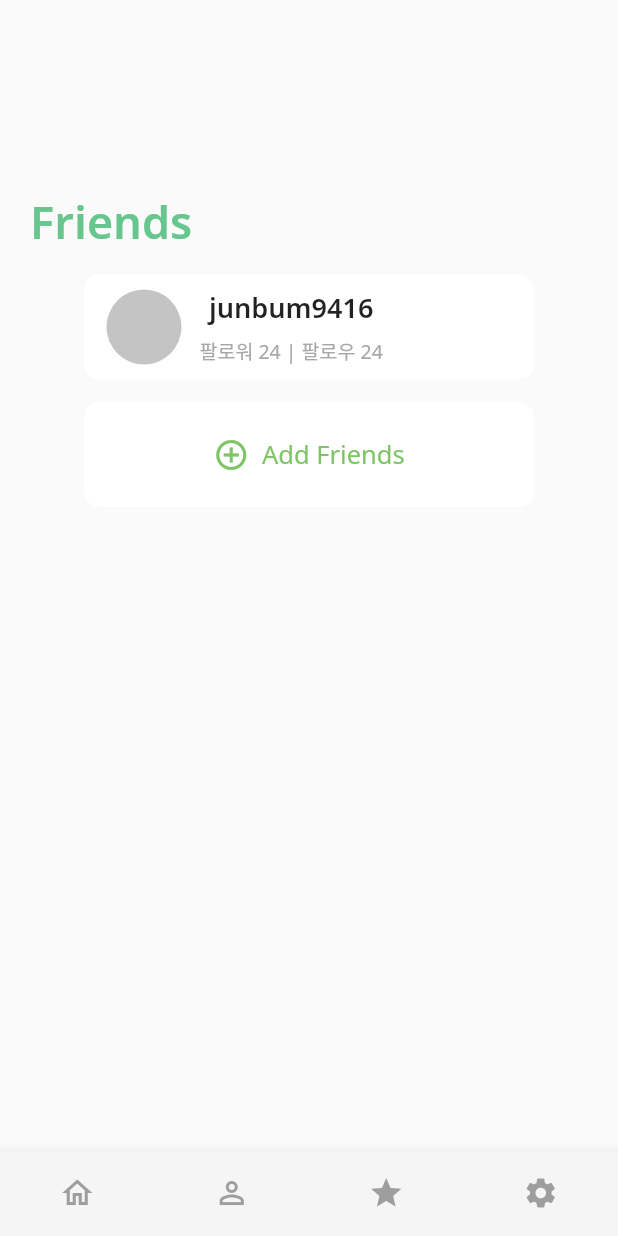
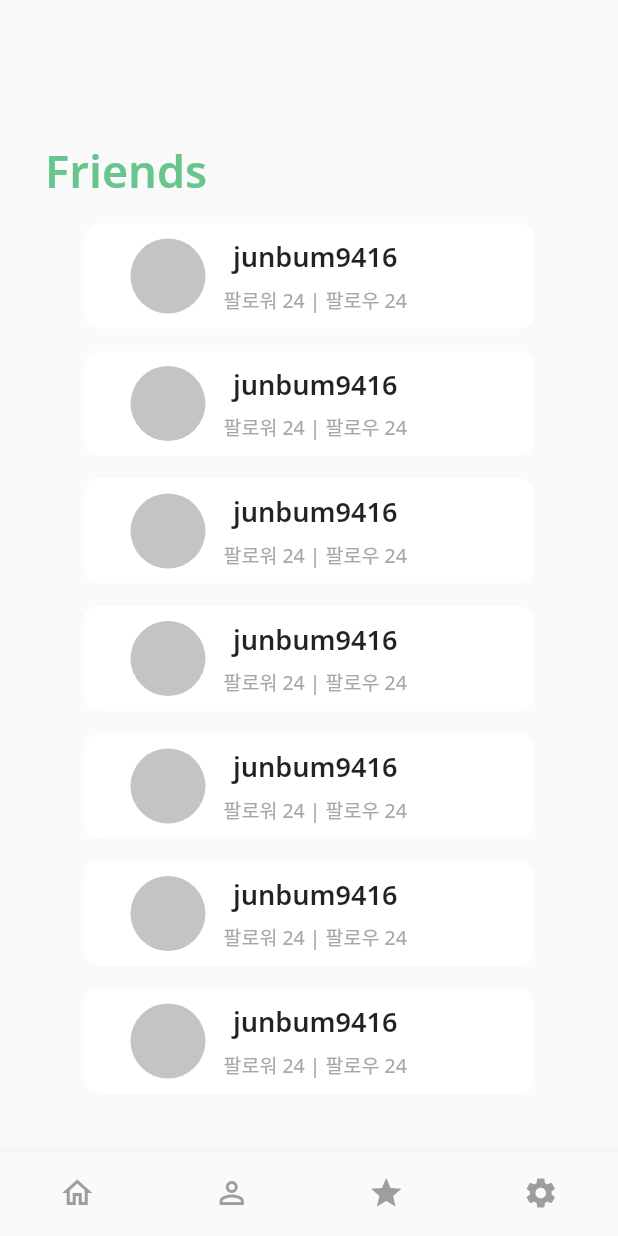
Before and after one commit to Palette-GitChart/GitChart-Android-Flutter, a Flutter app: the screen it shows after launch, item 2 of the bottom bar chosen, after a tap on "junbum9416", on a phone screen of 412 x 824 dp. Run offline on Flutter 3.47's test engine with Material 2 defaults, Android fonts, the phone set to English and light mode, and no system bars.

Commit message:
Git_Chart Project

```diff
--- /dev/null
+++ b/lib/Friends_page.dart
@@ -0,0 +1,132 @@
+import 'package:flutter/material.dart';
+
+class FriendPage extends StatelessWidget {
+  const FriendPage({Key? key}) : super(key: key);
+
+  @override
+  Widget build(BuildContext context) {
+    return Scaffold(
+      body: Padding(
+        padding: EdgeInsets.all(30),
+        child: Container(
+          child: SingleChildScrollView(
+            physics: BouncingScrollPhysics(),
+            child: Column(
+              children: [
+                SizedBox(height: 63),
+                buildFriends(),
+                SizedBox(height: 15),
+                buildFriendContainer(),
+                SizedBox(height: 15),
+                buildFriendContainer(),
+                SizedBox(height: 15),
+                buildFriendContainer(),
+                SizedBox(height: 15),
+                buildFriendContainer(),
+                SizedBox(height: 15),
+                buildFriendContainer(),
+                SizedBox(height: 15),
+                buildFriendContainer(),
+                SizedBox(height: 15),
+                buildFriendContainer(),
+                SizedBox(height: 15),
+                buildFriendContainer(),
+                SizedBox(height: 15),
+                buildAddFriends()
+              ],
+            ),
+          ),
+        ),
+      ),
+    );
+  }
+
+  Container buildAddFriends() {
+    return Container(
+      width: 300,
+      height: 70,
+      decoration: BoxDecoration(
+          borderRadius: BorderRadius.circular(10.0), color: Colors.white),
+      child: FlatButton(
+        onPressed: () {},
+        child: Row(
+          mainAxisAlignment: MainAxisAlignment.center,
+          children: [
+            Icon(
+              Icons.add_circle_outline,
+              color: Color(0xff7fc567),
+            ),
+            SizedBox(width: 8.5),
+            Text(
+              "Add Friends",
+              style: TextStyle(
+                  fontFamily: 'NotoSans',
+                  fontSize: 17,
+                  fontWeight: FontWeight.w400,
+                  color: Color(0xff7fc567)),
+            )
+          ],
+        ),
+      ),
+    );
+  }
+
+  Container buildFriendContainer() {
+    return Container(
+      width: 300,
+      height: 70,
+      decoration: BoxDecoration(
+          borderRadius: BorderRadius.circular(10.0), color: Colors.white),
+      child: FlatButton(
+        onPressed: () {},
+        child: Row(
+          children: [
+            SizedBox(width: 15),
+            CircleAvatar(
+              radius: 25,
+              backgroundColor: Color(0xffC4C4C4),
+            ),
+            SizedBox(width: 12),
+            Row(
+              children: [
+                Column(
+                  mainAxisAlignment: MainAxisAlignment.center,
+                  children: [
+                    Text('junbum9416',
+                        style: TextStyle(
+                            fontFamily: 'NotoSans',
+                            fontSize: 18,
+                            fontWeight: FontWeight.w600)),
+                    SizedBox(height: 6),
+                    Text('팔로워 24 | 팔로우 24',
+                        style: TextStyle(
+                          fontFamily: 'NotoSans',
+                          fontSize: 13,
+                          fontWeight: FontWeight.w400,
+                          color: Color(0xffA7A7A7),
+                        )),
+                  ],
+                ),
+              ],
+            ),
+          ],
+        ),
+      ),
+    );
+  }
+
+  Row buildFriends() {
+    return Row(
+      mainAxisAlignment: MainAxisAlignment.start,
+      children: [
+        Text('Friends',
+            style: TextStyle(
+              fontFamily: 'NotoSans',
+              fontSize: 30,
+              fontWeight: FontWeight.w600,
+              color: Color(0xff67C58E),
+            )),
+      ],
+    );
+  }
+}
--- a/lib/Pages/Main_Home_Page.dart
+++ b/lib/Home_page.dart
@@ -1,201 +1,18 @@
 import 'package:flutter/material.dart';
 
-class MainHomePage extends StatefulWidget {
-  @override
-  State<MainHomePage> createState() => _MainHomePageState();
-}
-
-class _MainHomePageState extends State<MainHomePage> {
-  int current_index = 0;
-
-  @override
-  Widget build(BuildContext context) {
-    return Scaffold(
-      bottomNavigationBar: BottomNavigationBar(
-        backgroundColor: Color(0xfff5f5f5),
-        //현재 index 변수에 저장
-        currentIndex: current_index,
-        //tap -> index 변경
-        onTap: (index) {
-          print('index test : ${index}');
-          setState(() {
-            current_index = index;
-          });
-        },
-        //BottomNavi item list
-        items: [
-          BottomNavigationBarItem(
-            icon: Icon(Icons.home_outlined),
-            label: 'Home',
-          ),
-          BottomNavigationBarItem(
-            icon: Icon(Icons.person_outline),
-            label: 'Music',
-          ),
-          BottomNavigationBarItem(
-            icon: Icon(Icons.star),
-            label: 'Apps',
-          ),
-          BottomNavigationBarItem(
-            icon: Icon(Icons.settings),
-            label: 'Settings',
-          ),
-        ],
-        //selected된 item color
-        selectedItemColor: Colors.grey,
-        //unselected된 item color
-        unselectedItemColor: Colors.grey,
-        //selected된 label text
-        showSelectedLabels: false,
-        //unselected된 label text
-        showUnselectedLabels: false,
-        //BottomNavigationBar Type -> fixed = bottom item size고정
-        //BottomNavigationBar Type -> shifting = bottom item selected 된 item이 확대
-        type: BottomNavigationBarType.fixed,
-      ),
-
-      //List item index로 Body 변경
-      body: Center(
-        child: body_item.elementAt(current_index),
-      ),
-    );
-  }
-
-  List body_item = [
-    Main(),
-    Friend(),
-    Text("apps"),
-    Text("settings"),
-  ];
-}
-
-class Friend extends StatelessWidget {
-  const Friend({Key? key}) : super(key: key);
-
-  @override
-  Widget build(BuildContext context) {
-    return Padding(
-      padding: EdgeInsets.all(20),
-      child: Container(
-        height: 640,
-        child: SingleChildScrollView(
-          child: Column(
-            children: [
-              SizedBox(height: 63),
-              buildFriends(),
-              SizedBox(height: 15),
-              buildFriendContainer(),
-              SizedBox(height: 15),
-              buildAddFriends()
-            ],
-          ),
-        ),
-      ),
-    );
-  }
-
-  FlatButton buildAddFriends() {
-    return FlatButton(
-      onPressed: () {},
-      child: Container(
-        width: 300,
-        height: 70,
-        decoration: BoxDecoration(
-            borderRadius: BorderRadius.circular(10.0), color: Colors.white),
-        child: Row(
-          mainAxisAlignment: MainAxisAlignment.center,
-          children: [
-            Icon(
-              Icons.add_circle_outline,
-              color: Color(0xff7fc567),
-            ),
-            SizedBox(width: 8.5),
-            Text(
-              "Add Friends",
-              style: TextStyle(
-                  fontFamily: 'NotoSans',
-                  fontSize: 17,
-                  fontWeight: FontWeight.w400,
-                  color: Color(0xff7fc567)),
-            )
-          ],
-        ),
-      ),
-    );
-  }
-
-  FlatButton buildFriendContainer() {
-    return FlatButton(
-      onPressed: () {},
-      child: Container(
-        width: 300,
-        height: 70,
-        decoration: BoxDecoration(
-            borderRadius: BorderRadius.circular(10.0), color: Colors.white),
-        child: Row(
-          children: [
-            SizedBox(width: 15),
-            CircleAvatar(
-              radius: 25,
-              backgroundColor: Color(0xffC4C4C4),
-            ),
-            SizedBox(width: 12),
-            Row(
-              children: [
-                Column(
-                  mainAxisAlignment: MainAxisAlignment.center,
-                  children: [
-                    Text('junbum9416',
-                        style: TextStyle(
-                            fontFamily: 'NotoSans',
-                            fontSize: 18,
-                            fontWeight: FontWeight.w600)),
-                    SizedBox(height: 6),
-                    Text('팔로워 24 | 팔로우 24',
-                        style: TextStyle(
-                          fontFamily: 'NotoSans',
-                          fontSize: 13,
-                          fontWeight: FontWeight.w400,
-                          color: Color(0xffA7A7A7),
-                        )),
-                  ],
-                ),
-              ],
-            ),
-          ],
-        ),
-      ),
-    );
-  }
-
-  Row buildFriends() {
-    return Row(
-      mainAxisAlignment: MainAxisAlignment.start,
-      children: [
-        Text('Friends',
-            style: TextStyle(
-              fontFamily: 'NotoSans',
-              fontSize: 30,
-              fontWeight: FontWeight.w600,
-              color: Color(0xff67C58E),
-            )),
-      ],
-    );
-  }
-}
-
-class Main extends StatelessWidget {
-  const Main({
+class HomePage extends StatelessWidget {
+  const HomePage({
     Key? key,
   }) : super(key: key);
 
   @override
   Widget build(BuildContext context) {
-    return Padding(
+    return Scaffold(
+      body: Padding(
         padding: EdgeInsets.all(30),
         child: Container(
-        height: 640,
           child: SingleChildScrollView(
+            physics: BouncingScrollPhysics(),
             child: Column(
               children: [
                 SizedBox(height: 63),
@@ -215,7 +32,10 @@ class Main extends StatelessWidget {
                 buildDaliyCommitGoal(),
                 SizedBox(height: 15),
                 buildCommitTrend(),
+                SizedBox(height: 150),
+                buildCommitTrend(),
               ],
+            ),
           ),
         ),
       ),
@@ -357,6 +177,7 @@ class Main extends StatelessWidget {
                   )),
             ],
           ),
+
         ],
       ),
     );
--- /dev/null
+++ b/lib/Tab_page.dart
@@ -0,0 +1,73 @@
+import 'package:flutter/material.dart';
+
+import 'Friends_page.dart';
+import 'Home_page.dart';
+
+class TabPage extends StatefulWidget {
+
+  @override
+  _TabPageState createState() => _TabPageState();
+}
+
+class _TabPageState extends State<TabPage> {
+  int _selectedIndex = 0;
+
+  late List _pages;
+
+  @override
+  void initState() {
+    super.initState();
+    _pages = [
+      HomePage(),
+      FriendPage(),
+    ];
+  }
+
+  @override
+  Widget build(BuildContext context) {
+    print('tab_page created');
+    return Scaffold(
+      body: _pages[_selectedIndex],
+      bottomNavigationBar: BottomNavigationBar(
+        //BottomNavi item list
+        items: [
+          BottomNavigationBarItem(
+            icon: Icon(Icons.home_outlined),
+            label: 'Home',
+          ),
+          BottomNavigationBarItem(
+            icon: Icon(Icons.person_outline),
+            label: 'Music',
+          ),
+          BottomNavigationBarItem(
+            icon: Icon(Icons.star),
+            label: 'Apps',
+          ),
+          BottomNavigationBarItem(
+            icon: Icon(Icons.settings),
+            label: 'Settings',
+          ),
+        ],
+        //selected된 item color
+        selectedItemColor: Colors.grey,
+        //unselected된 item color
+        unselectedItemColor: Colors.grey,
+        //selected된 label text
+        showSelectedLabels: false,
+        //unselected된 label text
+        showUnselectedLabels: false,
+        //BottomNavigationBar Type -> fixed = bottom item size고정
+        //BottomNavigationBar Type -> shifting = bottom item selected 된 item이 확대
+        type: BottomNavigationBarType.fixed,
+        currentIndex: _selectedIndex,
+        onTap: _onItemTapped,
+      ),
+    );
+  }
+
+  void _onItemTapped(int index) {
+    setState(() {
+      _selectedIndex = index;
+    });
+  }
+}
--- a/lib/main.dart
+++ b/lib/main.dart
@@ -1,5 +1,6 @@
 import 'package:flutter/material.dart';
-import 'package:git_chart/Pages/Main_Home_Page.dart';
+
+import 'Tab_page.dart';
 
 void main() {
   runApp(const MyApp());
@@ -17,7 +18,7 @@ class MyApp extends StatelessWidget {
         backgroundColor: Color(0xfff5f5f5),
         primarySwatch: Colors.blue,
       ),
-      home: MainHomePage(),
+      home: TabPage(),
     );
   }
 }
--- a/pubspec.yaml
+++ b/pubspec.yaml
@@ -45,6 +45,7 @@ dev_dependencies:
   # package. See that file for information about deactivating specific lint
   # rules and activating additional ones.
   flutter_lints: ^1.0.0
+  http:
 
 # For information on the generic Dart part of this file, see the
 # following page: https://dart.dev/tools/pub/pubspec
```
Also changed, not shown: lib/Setting_page.dart (added), lib/Star_page.dart (added), pubspec.lock. Lines whose indentation alone changed are shown as unchanged.
